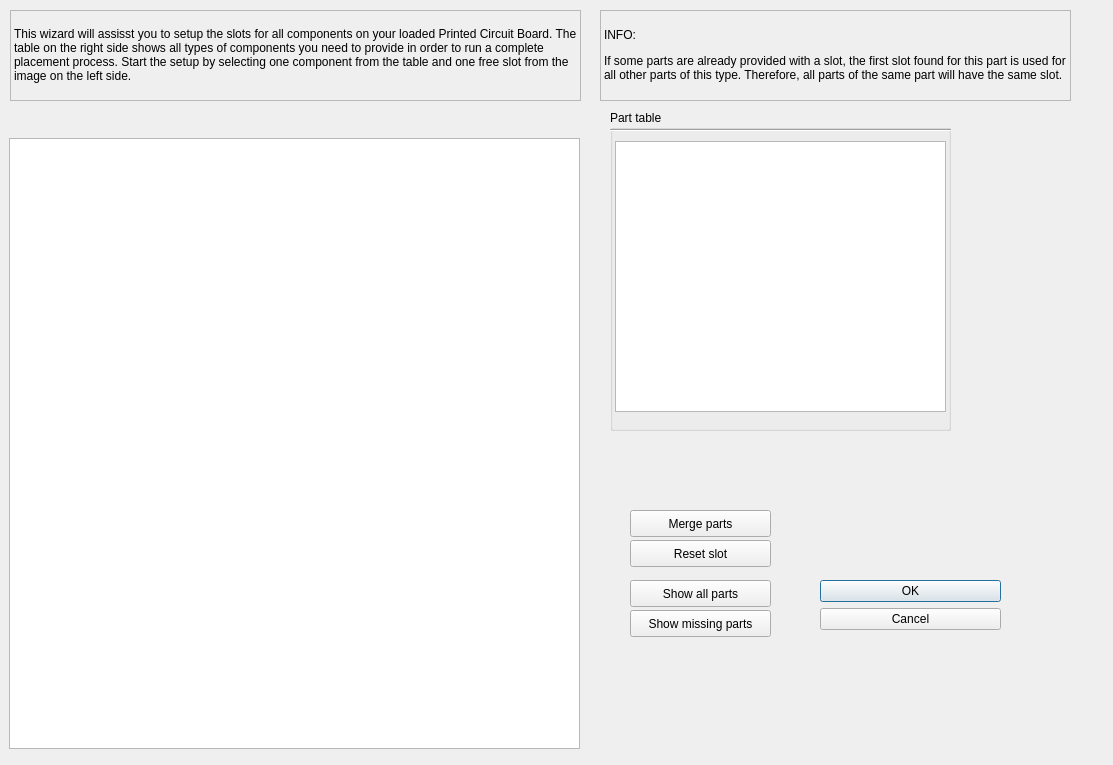
This is pap_gui/ui/slotselectordialog.ui in JohanVer/PAP2015 as Qt 5 draws it before an edit. The edited form follows.
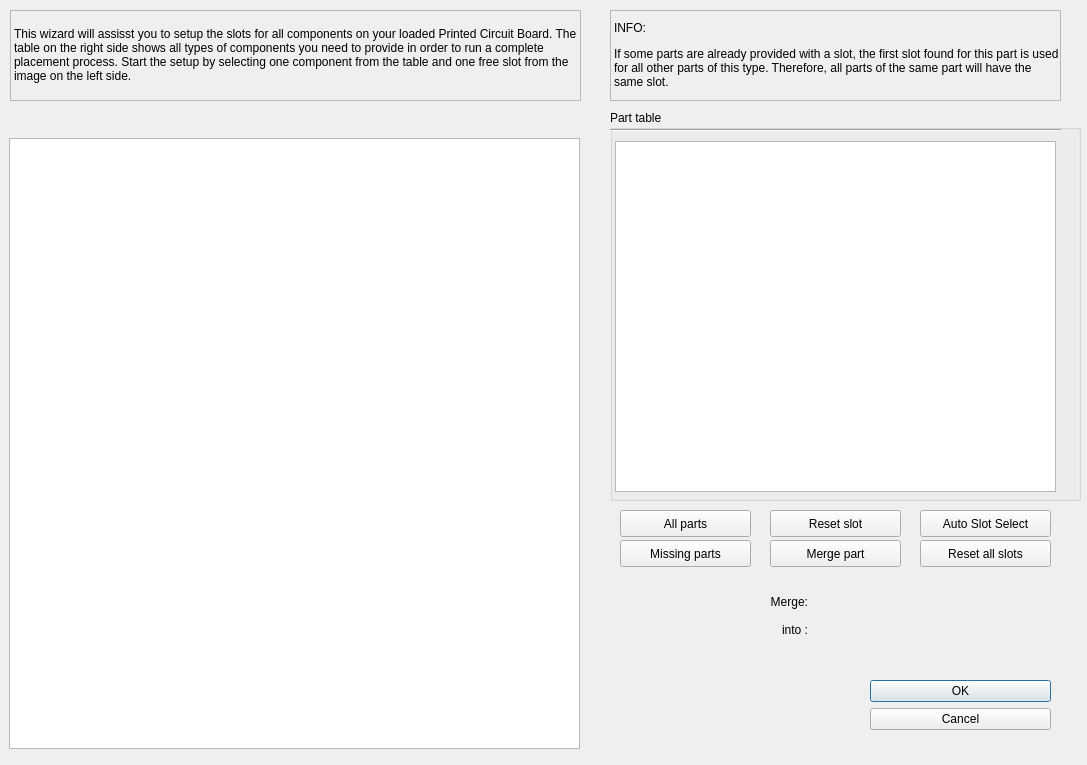
This is the edited form. Custom widgets are drawn as their Qt base class.

Commit message: Slot selector wizard modification: partTable with different options added, slot layout etc. adapted

Diff of the .ui file:
```diff
--- a/pap_gui/ui/slotselectordialog.ui
+++ b/pap_gui/ui/slotselectordialog.ui
@@ -6,7 +6,7 @@
    <rect>
     <x>0</x>
     <y>0</y>
-    <width>1113</width>
+    <width>1087</width>
     <height>765</height>
    </rect>
   </property>
@@ -22,8 +22,8 @@
   <widget class="QDialogButtonBox" name="buttonBox">
    <property name="geometry">
     <rect>
-     <x>820</x>
-     <y>580</y>
+     <x>870</x>
+     <y>680</y>
      <width>181</width>
      <height>60</height>
     </rect>
@@ -90,8 +90,8 @@
     <rect>
      <x>610</x>
      <y>110</y>
-     <width>341</width>
-     <height>321</height>
+     <width>471</width>
+     <height>391</height>
     </rect>
    </property>
    <property name="title">
@@ -102,7 +102,7 @@
      <rect>
       <x>0</x>
       <y>10</y>
-      <width>351</width>
+      <width>451</width>
       <height>20</height>
      </rect>
     </property>
@@ -115,8 +115,8 @@
      <rect>
       <x>5</x>
       <y>31</y>
-      <width>331</width>
-      <height>271</height>
+      <width>441</width>
+      <height>351</height>
      </rect>
     </property>
    </widget>
@@ -124,9 +124,9 @@
   <widget class="QLabel" name="label_2">
    <property name="geometry">
     <rect>
-     <x>600</x>
+     <x>610</x>
      <y>10</y>
-     <width>471</width>
+     <width>451</width>
      <height>91</height>
     </rect>
    </property>
@@ -146,9 +146,48 @@
   <widget class="QPushButton" name="ResetSlotButton">
    <property name="geometry">
     <rect>
-     <x>630</x>
+     <x>770</x>
      <y>540</y>
-     <width>141</width>
+     <width>131</width>
+     <height>27</height>
+    </rect>
+   </property>
+   <property name="text">
+    <string>Merge part</string>
+   </property>
+  </widget>
+  <widget class="QPushButton" name="showAllPartsButton">
+   <property name="geometry">
+    <rect>
+     <x>620</x>
+     <y>510</y>
+     <width>131</width>
+     <height>27</height>
+    </rect>
+   </property>
+   <property name="text">
+    <string>All parts</string>
+   </property>
+  </widget>
+  <widget class="QPushButton" name="showMissingPartsButton">
+   <property name="geometry">
+    <rect>
+     <x>620</x>
+     <y>540</y>
+     <width>131</width>
+     <height>27</height>
+    </rect>
+   </property>
+   <property name="text">
+    <string>Missing parts</string>
+   </property>
+  </widget>
+  <widget class="QPushButton" name="resetSlotButton">
+   <property name="geometry">
+    <rect>
+     <x>770</x>
+     <y>510</y>
+     <width>131</width>
      <height>27</height>
     </rect>
    </property>
@@ -156,43 +195,84 @@
     <string>Reset slot</string>
    </property>
   </widget>
-  <widget class="QPushButton" name="MergeButton">
+  <widget class="QWidget" name="horizontalLayoutWidget">
    <property name="geometry">
     <rect>
-     <x>630</x>
+     <x>720</x>
+     <y>590</y>
+     <width>181</width>
+     <height>51</height>
+    </rect>
+   </property>
+   <layout class="QHBoxLayout" name="horizontalLayout">
+    <item>
+     <layout class="QVBoxLayout" name="verticalLayout">
+      <item>
+       <widget class="QLabel" name="label_6">
+        <property name="text">
+         <string>Merge:</string>
+        </property>
+        <property name="alignment">
+         <set>Qt::AlignRight|Qt::AlignTrailing|Qt::AlignVCenter</set>
+        </property>
+       </widget>
+      </item>
+      <item>
+       <widget class="QLabel" name="label_5">
+        <property name="text">
+         <string>into :</string>
+        </property>
+        <property name="alignment">
+         <set>Qt::AlignRight|Qt::AlignTrailing|Qt::AlignVCenter</set>
+        </property>
+       </widget>
+      </item>
+     </layout>
+    </item>
+    <item>
+     <layout class="QVBoxLayout" name="verticalLayout_2">
+      <item>
+       <widget class="QLabel" name="label_merge1">
+        <property name="text">
+         <string/>
+        </property>
+       </widget>
+      </item>
+      <item>
+       <widget class="QLabel" name="label_merge2">
+        <property name="text">
+         <string/>
+        </property>
+       </widget>
+      </item>
+     </layout>
+    </item>
+   </layout>
+  </widget>
+  <widget class="QPushButton" name="mergeButton_2">
+   <property name="geometry">
+    <rect>
+     <x>920</x>
+     <y>540</y>
+     <width>131</width>
+     <height>27</height>
+    </rect>
+   </property>
+   <property name="text">
+    <string>Reset all slots</string>
+   </property>
+  </widget>
+  <widget class="QPushButton" name="autoSlotSelectButton">
+   <property name="geometry">
+    <rect>
+     <x>920</x>
      <y>510</y>
-     <width>141</width>
+     <width>131</width>
      <height>27</height>
     </rect>
    </property>
    <property name="text">
-    <string>Merge parts</string>
-   </property>
-  </widget>
-  <widget class="QPushButton" name="ShowAllPartsButton">
-   <property name="geometry">
-    <rect>
-     <x>630</x>
-     <y>580</y>
-     <width>141</width>
-     <height>27</height>
-    </rect>
-   </property>
-   <property name="text">
-    <string>Show all parts</string>
-   </property>
-  </widget>
-  <widget class="QPushButton" name="ShowMissingPartsButton">
-   <property name="geometry">
-    <rect>
-     <x>630</x>
-     <y>610</y>
-     <width>141</width>
-     <height>27</height>
-    </rect>
-   </property>
-   <property name="text">
-    <string>Show missing parts</string>
+    <string>Auto Slot Select</string>
    </property>
   </widget>
  </widget>
```
Left out of the diff: 2 changed lines with no effect on the pictures. The commit also changes 5 other files.
